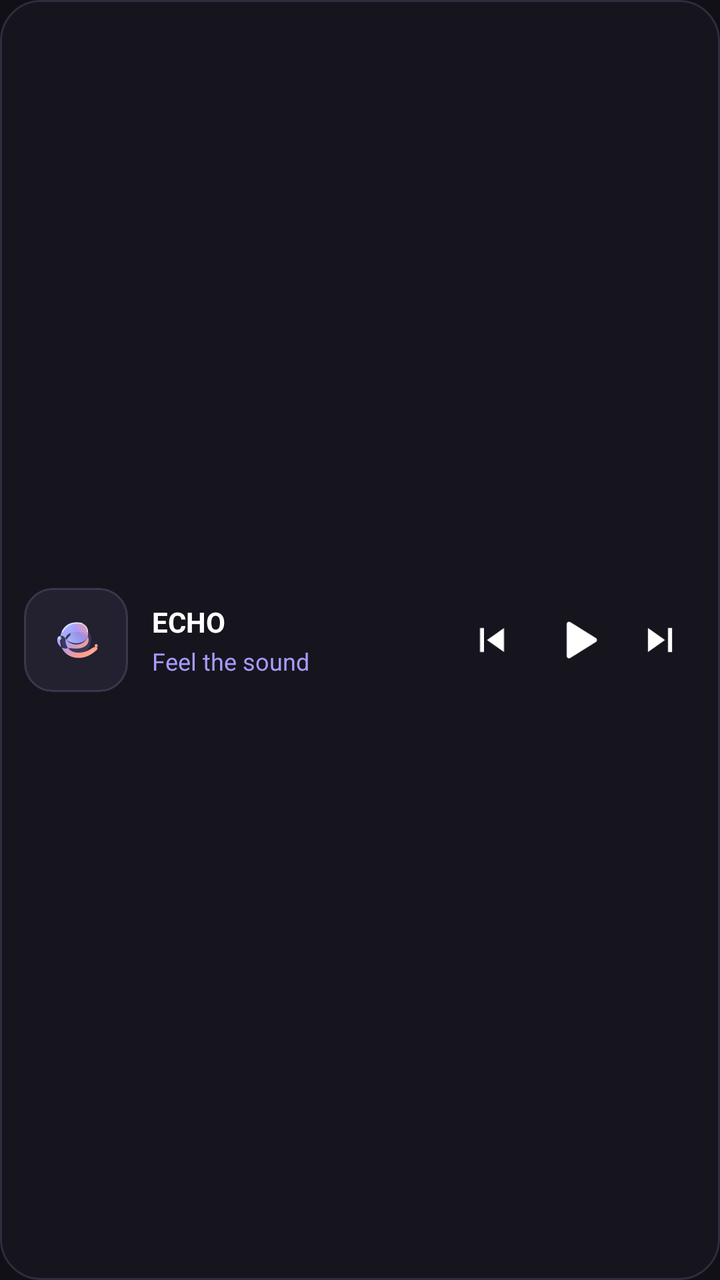
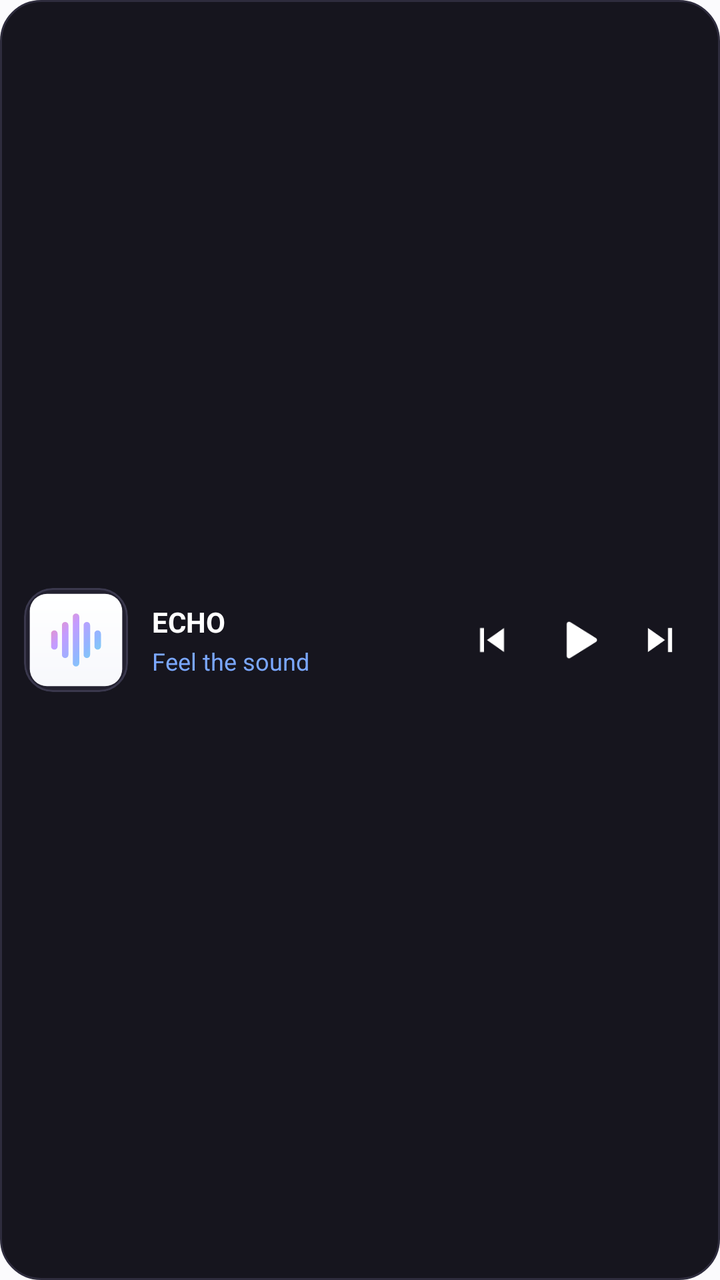

Compare the two renders of this Android layout. The source of the first and the diff that turns it into the second are given below.
<!-- AndroidManifest.xml: application theme Theme.Echo -->
<!-- res/layout/widget_compact.xml -->
<?xml version="1.0" encoding="utf-8"?>
<LinearLayout xmlns:android="http://schemas.android.com/apk/res/android"
    android:id="@+id/widget_compact_root"
    android:layout_width="match_parent"
    android:layout_height="match_parent"
    android:background="@drawable/widget_background_compact"
    android:gravity="center_vertical"
    android:orientation="horizontal"
    android:paddingStart="12dp"
    android:paddingTop="8dp"
    android:paddingEnd="12dp"
    android:paddingBottom="8dp">

    
    <ImageView
        android:id="@+id/widget_album_art"
        android:layout_width="52dp"
        android:layout_height="52dp"
        android:background="@drawable/widget_art_background"
        android:clipToOutline="true"
        android:contentDescription="Album Art"
        android:scaleType="centerCrop"
        android:src="@drawable/ic_echo_symbol" />

    
    <LinearLayout
        android:id="@+id/widget_info_container"
        android:layout_width="0dp"
        android:layout_height="wrap_content"
        android:layout_marginStart="12dp"
        android:layout_marginEnd="8dp"
        android:layout_weight="1"
        android:orientation="vertical">

        <TextView
            android:id="@+id/widget_track_title"
            android:layout_width="match_parent"
            android:layout_height="wrap_content"
            android:ellipsize="end"
            android:maxLines="1"
            android:text="ECHO"
            android:textColor="#FFFFFF"
            android:textSize="14sp"
            android:textStyle="bold" />

        <TextView
            android:id="@+id/widget_artist_name"
            android:layout_width="match_parent"
            android:layout_height="wrap_content"
            android:layout_marginTop="2dp"
            android:ellipsize="end"
            android:maxLines="1"
            android:text="Feel the sound"
            android:textColor="#A79BFF"
            android:textSize="12sp" />
    </LinearLayout>

    
    <LinearLayout
        android:layout_width="wrap_content"
        android:layout_height="wrap_content"
        android:gravity="center_vertical"
        android:orientation="horizontal">

        <ImageButton
            android:id="@+id/widget_btn_prev"
            android:layout_width="36dp"
            android:layout_height="36dp"
            android:background="?android:attr/selectableItemBackgroundBorderless"
            android:contentDescription="Previous"
            android:padding="6dp"
            android:scaleType="fitCenter"
            android:src="@drawable/ic_widget_prev" />

        <ImageButton
            android:id="@+id/widget_btn_play_pause"
            android:layout_width="40dp"
            android:layout_height="40dp"
            android:layout_marginStart="4dp"
            android:layout_marginEnd="4dp"
            android:background="?android:attr/selectableItemBackgroundBorderless"
            android:contentDescription="Play or Pause"
            android:padding="6dp"
            android:scaleType="fitCenter"
            android:src="@drawable/ic_widget_play" />

        <ImageButton
            android:id="@+id/widget_btn_next"
            android:layout_width="36dp"
            android:layout_height="36dp"
            android:background="?android:attr/selectableItemBackgroundBorderless"
            android:contentDescription="Next"
            android:padding="6dp"
            android:scaleType="fitCenter"
            android:src="@drawable/ic_widget_next" />
    </LinearLayout>
</LinearLayout>
<!-- resources referenced by this layout -->
<resources>
  <!-- drawable ic_echo_symbol: vector/xml drawable (drawable, 3449 chars, omitted) -->
  <!-- drawable ic_widget_next (drawable) -->
  <vector xmlns:android="http://schemas.android.com/apk/res/android"
      android:width="24dp"
      android:height="24dp"
      android:viewportWidth="24"
      android:viewportHeight="24">
      <path
          android:fillColor="#FFFFFFFF"
          android:pathData="M6,18l8.5,-6L6,6v12zM16,6v12h2V6h-2z"/>
  </vector>
  <!-- drawable ic_widget_play (drawable) -->
  <vector xmlns:android="http://schemas.android.com/apk/res/android"
      android:width="24dp"
      android:height="24dp"
      android:viewportWidth="24"
      android:viewportHeight="24">
      <path
          android:fillColor="#FFFFFFFF"
          android:pathData="M8,5.14v13.72a1,1 0,0 0,1.5.86l11,-6.86a1,1 0,0 0,0,-1.72L9.5,4.28A1,1 0,0 0,8,5.14z"/>
  </vector>
  <!-- drawable ic_widget_prev (drawable) -->
  <vector xmlns:android="http://schemas.android.com/apk/res/android"
      android:width="24dp"
      android:height="24dp"
      android:viewportWidth="24"
      android:viewportHeight="24">
      <path
          android:fillColor="#FFFFFFFF"
          android:pathData="M6,6h2v12H6zm3.5,6l8.5,6V6z"/>
  </vector>
  <!-- drawable widget_art_background (drawable) -->
  <?xml version="1.0" encoding="utf-8"?>
  <shape xmlns:android="http://schemas.android.com/apk/res/android"
      android:shape="rectangle">
      <solid android:color="#232130" />
      <corners android:radius="14dp" />
      <stroke
          android:width="1dp"
          android:color="#3A384D" />
  </shape>
  <!-- drawable widget_background_compact (drawable) -->
  <?xml version="1.0" encoding="utf-8"?>
  <shape xmlns:android="http://schemas.android.com/apk/res/android"
      android:shape="rectangle">
      <solid android:color="#16151E" />
      <corners android:radius="20dp" />
      <stroke
          android:width="1dp"
          android:color="#2E2C3D" />
  </shape>
  <style name="Theme.Echo" parent="Theme.SpotifyClone" />
  <style name="Theme.SpotifyClone" parent="android:Theme.Material.NoActionBar">
          <item name="android:statusBarColor">#101016</item>
          <item name="android:navigationBarColor">#101016</item>
          <item name="android:windowBackground">#101016</item>
      </style>
</resources>

<!-- the commit's change to res/layout/widget_compact.xml (unified diff, before → after) -->
@@ -51,7 +51,7 @@
             android:ellipsize="end"
             android:maxLines="1"
             android:text="Feel the sound"
-            android:textColor="#A79BFF"
+            android:textColor="#7AA7FF"
             android:textSize="12sp" />
     </LinearLayout>
 
<!-- resource entries referenced after the edit -->
@@ -1,6 +1,6 @@
 <!-- resources referenced by this layout -->
 <resources>
-  <!-- drawable ic_echo_symbol: vector/xml drawable (drawable, 3449 chars, omitted) -->
+  <!-- drawable ic_echo_symbol: vector/xml drawable (drawable, 2194 chars, omitted) -->
   <!-- drawable ic_widget_next (drawable) -->
   <vector xmlns:android="http://schemas.android.com/apk/res/android"
       android:width="24dp"
@@ -52,10 +52,10 @@
           android:color="#2E2C3D" />
   </shape>
   <style name="Theme.Echo" parent="Theme.SpotifyClone" />
-  <style name="Theme.SpotifyClone" parent="android:Theme.Material.NoActionBar">
-          <item name="android:statusBarColor">#101016</item>
-          <item name="android:navigationBarColor">#101016</item>
-          <item name="android:windowBackground">#101016</item>
+  <style name="Theme.SpotifyClone" parent="android:Theme.Material.Light.NoActionBar">
+          <item name="android:statusBarColor">#FBFBFD</item>
+          <item name="android:navigationBarColor">#FBFBFD</item>
+          <item name="android:windowBackground">#FBFBFD</item>
       </style>
 </resources>
 
